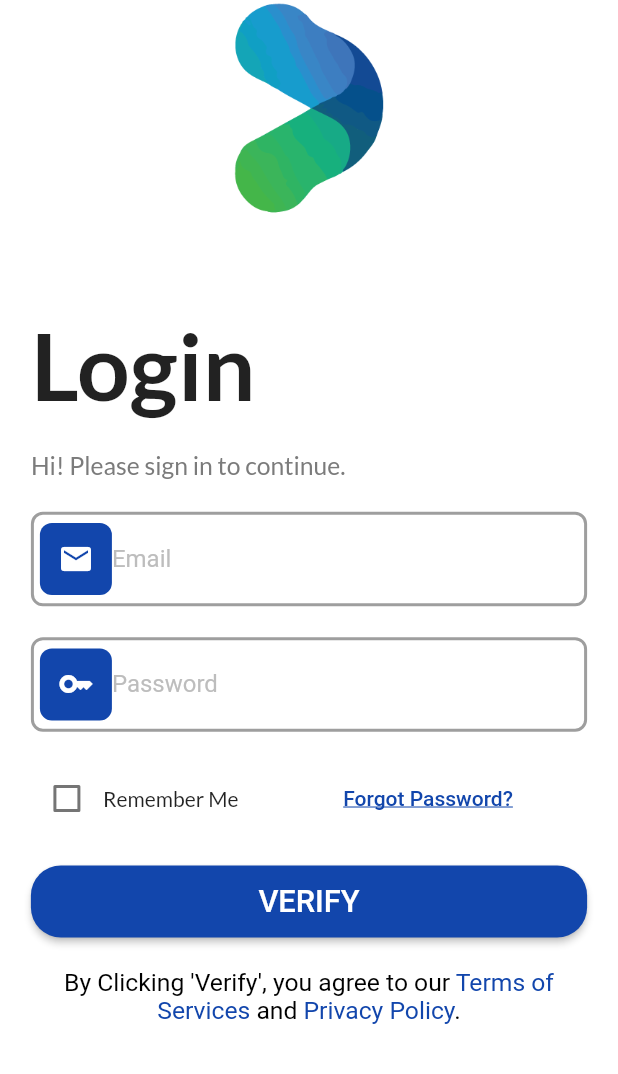
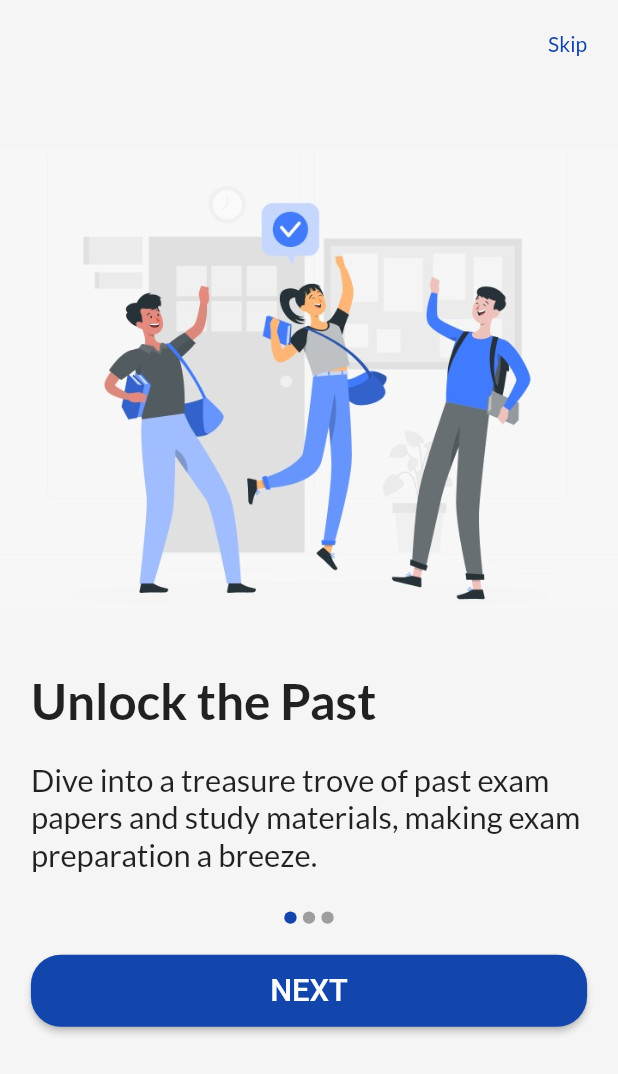
Before and after one commit to lakshya1goel/BytePad, a Flutter app: the screen it shows after launch, on a phone screen of 412 x 824 dp. Shown: the top 1074 px of the screen. Run offline on Flutter 3.47's test engine with Material 2 defaults, Android fonts, the phone set to English and light mode, and no system bars.

Commit message:
add first onboarding screen

```diff
--- /dev/null
+++ b/lib/Views/Pages/OnboardingScreens/first_onboarding_screen.dart
@@ -0,0 +1,101 @@
+import 'package:bytepad/theme_data.dart';
+import 'package:flutter/material.dart';
+
+class FirstOnboardingScreen extends StatelessWidget {
+  const FirstOnboardingScreen({super.key});
+
+  @override
+  Widget build(BuildContext context) {
+
+    final size = MediaQuery.of(context).size;
+
+    return Scaffold(
+      body: SingleChildScrollView(
+        child: SafeArea(
+          child: Column(
+            crossAxisAlignment: CrossAxisAlignment.start,
+            children: [
+              Align(
+                  alignment: Alignment.topRight,
+                  child: Padding(
+                    padding: EdgeInsets.all(size.width*0.05),
+                    child: const Text("Skip",
+                      style: TextStyle(
+                        color: blueColor,
+                      ),
+                    ),
+                  )
+              ),
+              SizedBox(height: size.height*0.05),
+              Image.asset("assets/images/FirstOnboardImage.jpeg"),
+              SizedBox(height: size.height*0.05),
+              Padding(
+                padding: EdgeInsets.symmetric(horizontal: size.width*0.05),
+                child: Text("Unlock the Past",
+                  style: TextStyle(
+                    fontSize: size.width*0.08,
+                    fontWeight: FontWeight.bold,
+                  ),
+                ),
+              ),
+              Padding(
+                padding: EdgeInsets.all(size.width*0.05),
+                child: Text("Dive into a treasure trove of past exam papers and study materials, making exam preparation a breeze.",
+                  style: TextStyle(
+                    fontSize: size.width*0.05,
+                    // fontWeight: FontWeight.bold,
+                  ),
+                ),
+              ),
+              Row(
+                mainAxisAlignment: MainAxisAlignment.center,
+                children: [
+                  CircleAvatar(
+                    backgroundColor: blueColor,
+                    radius: size.width*0.01,
+                  ),
+                  Padding(
+                    padding: EdgeInsets.all(size.width*0.01),
+                    child: CircleAvatar(
+                      backgroundColor: Colors.grey,
+                      radius: size.width*0.01,
+                    ),
+                  ),
+                  CircleAvatar(
+                    backgroundColor: Colors.grey,
+                    radius: size.width*0.01,
+                  ),
+                ],
+              ),
+              SizedBox(height: size.height*0.02,),
+              Center(
+                child: Container(
+                  width: size.width*0.9,
+                  child: ElevatedButton(
+                    onPressed: (){},
+                    child: Padding(
+                      padding: const EdgeInsets.all(12.0),
+                      child: Text("NEXT",
+                        style: TextStyle(
+                          fontSize: size.width*0.05,
+                        ),
+                      ),
+                    ),
+                    style: ButtonStyle(
+                      shape: MaterialStateProperty.all<RoundedRectangleBorder>(
+                        RoundedRectangleBorder(
+                          borderRadius: BorderRadius.circular(20.0),
+                        ),
+                      ),
+                      backgroundColor: MaterialStateProperty.all<Color>(blueColor),
+                    ),
+                  ),
+                ),
+              ),
+            ],
+          ),
+        ),
+      ),
+    );
+  }
+}
--- a/lib/main.dart
+++ b/lib/main.dart
@@ -1,3 +1,4 @@
+import 'package:bytepad/Views/Pages/OnboardingScreens/first_onboarding_screen.dart';
 import 'package:bytepad/Views/Pages/login_page.dart';
 import 'package:bytepad/theme_data.dart';
 import 'package:flutter/material.dart';
@@ -22,7 +23,7 @@ class MyApp extends StatelessWidget {
         ),
         scaffoldBackgroundColor: bgColor,
       ),
-      home: const LoginPage(),
+      home: const FirstOnboardingScreen(),
     );
   }
 }
--- a/lib/theme_data.dart
+++ b/lib/theme_data.dart
@@ -1,6 +1,6 @@
 import 'package:flutter/material.dart';
 
-const bgColor = Color(0xFFFFFFFF);
+const bgColor = Color(0xFFF5F5F5);
 const blueColor = Color(0xFF1246AC);
 const greyColor = Color(0xFF7B7B7B);
 const labelColor = Color(0xFFBDBDBD);
```
Also changed, not shown: assets/images/FirstOnboardImage.jpeg (added), assets/images/ThreeDotFirst.jpg (added).
